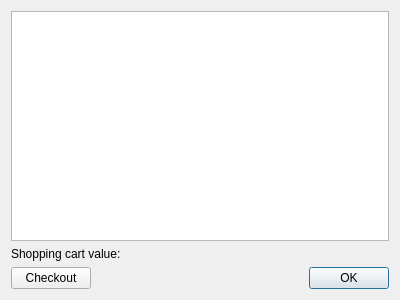
Old version of the form src/services/amazon/AmazonShoppingCartDialog.ui in the repository KDE/amarok.
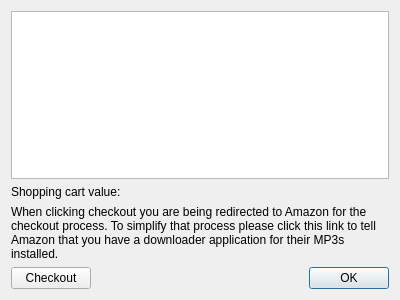
New version of the form. Custom widgets are drawn as their Qt base class.

Commit message:
Amazon store: give the user hints to a simpler checkout
Amazon asks the user to download their downloader as long as the
"download installed" cookie is not set in the browser. The checkout
process is hard to compelte without that cookie (you have to find quite
well hidden links to continue).
Therefore I'm putting links to set that cookie at several places in
the gui.

The edit to the form file:
```diff
--- a/src/services/amazon/AmazonShoppingCartDialog.ui
+++ b/src/services/amazon/AmazonShoppingCartDialog.ui
@@ -31,6 +31,19 @@
      </property>
     </widget>
    </item>
+   <item>
+    <widget class="QLabel" name="cookieLabel">
+     <property name="text">
+      <string>When clicking checkout you are being redirected to Amazon for the checkout process. To simplify that process please click this link to tell Amazon that you have a downloader application for their MP3s installed.</string>
+     </property>
+     <property name="wordWrap">
+      <bool>true</bool>
+     </property>
+     <property name="openExternalLinks">
+      <bool>true</bool>
+     </property>
+    </widget>
+   </item>
    <item>
     <layout class="QHBoxLayout" name="horizontalLayout">
      <item>
```
The commit also changes 4 other files.
